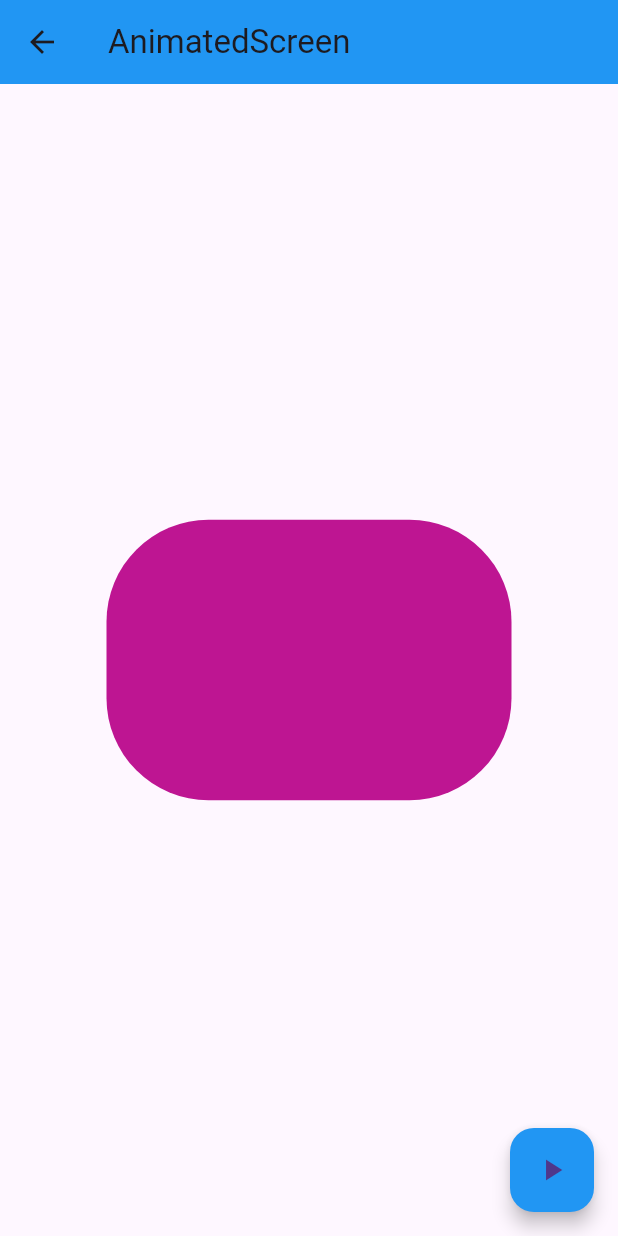
After one commit to Cris2518/fl_components, a Flutter app: the AnimatedScreen screen opened by its route, after a tap on the "play arrow" icon, on a phone screen of 412 x 824 dp. The commit adds this screen. Run offline on Flutter 3.47's test engine with Material 3 defaults, Android fonts, the phone set to English and light mode, and no system bars.

Commit message:
Implementacion de Alertas, Avatar y Animaciones pendientes

```diff
--- a/lib/router/app_routes.dart
+++ b/lib/router/app_routes.dart
@@ -11,7 +11,9 @@ class AppRoutes {
     MenuOption(name: 'List View Tipo 1', route: 'listview1', screen: Listview1Screen(), iconData: Icons.list),
     MenuOption(name: 'List View Tipo 2', route: 'listview2', screen: Listview2Screen(), iconData: Icons.list_alt_outlined),
     MenuOption(name: 'Alertas', route: 'alert', screen: AlertScreen(), iconData: Icons.message),
-    MenuOption(name: 'Tarjetas', route: 'card', screen: CardScreen(), iconData: Icons.add_card)
+    MenuOption(name: 'Tarjetas', route: 'card', screen: CardScreen(), iconData: Icons.add_card),
+    MenuOption(name: 'Avatar', route: 'avatar', screen: AvatarScreen(), iconData: Icons.supervised_user_circle_rounded),
+    MenuOption(name: 'Animated', route: 'animated', screen: AnimatedScreen(), iconData: Icons.animation),
   ];
 
   static Map<String, Widget Function(BuildContext)> getAppRoutes(){
--- /dev/null
+++ b/lib/screens/animated_screen.dart
@@ -0,0 +1,55 @@
+import 'dart:math';
+
+import 'package:flutter/material.dart';
+
+class AnimatedScreen extends StatefulWidget {
+
+  const AnimatedScreen({super.key});
+
+  @override
+  State<AnimatedScreen> createState() => _AnimatedScreenState();
+}
+
+class _AnimatedScreenState extends State<AnimatedScreen> {
+
+  double _width = 50;
+  double _height = 50;
+  Color _color = Colors.blue;
+  BorderRadiusGeometry _borderRadius = BorderRadius.circular(10);
+
+  void changeState() {
+    setState(() {
+
+      Random random = Random();
+
+      _width = random.nextInt(300).toDouble() + 50;
+      _height = random.nextInt(300).toDouble() + 50;
+      _color = Color.fromRGBO(random.nextInt(256), random.nextInt(256), random.nextInt(256), 1);
+      _borderRadius = BorderRadius.circular(random.nextInt(100).toDouble() + 10);
+    });
+  }
+
+  @override
+  Widget build(BuildContext context) {
+    return Scaffold(
+      appBar: AppBar(
+        title: Text('AnimatedScreen'),
+      ),
+      body: Center(
+         child: Container(
+          width: _width,
+          height: _height,
+          decoration: BoxDecoration(
+            borderRadius: _borderRadius,
+            color: _color
+          ),
+         )
+      ),
+      floatingActionButton: FloatingActionButton
+      (
+        child: Icon(Icons.play_arrow),
+        onPressed: () => changeState(),
+      ),
+    );
+  }
+}
--- a/lib/screens/screens.dart
+++ b/lib/screens/screens.dart
@@ -1,6 +1,7 @@
+export 'package:fl_components/screens/avatar_screen.dart';
 export 'package:fl_components/screens/listview2_screen.dart';
 export 'package:fl_components/screens/alert_screen.dart';
 export 'package:fl_components/screens/card_screen.dart';
 export 'package:fl_components/screens/listview1_screen.dart';
-
+export 'package:fl_components/screens/animated_screen.dart';
 export 'package:fl_components/screens/home_screen.dart';
--- a/lib/theme/app_theme.dart
+++ b/lib/theme/app_theme.dart
@@ -12,9 +12,23 @@ class AppTheme {
           color: primary,
           elevation: 0
         ),
+
         textButtonTheme: TextButtonThemeData(
           style: TextButton.styleFrom(foregroundColor: primary),
-        )
+        ),
+
+        floatingActionButtonTheme: FloatingActionButtonThemeData(
+          backgroundColor: primary,
+          elevation: 5
+        ),
+
+        elevatedButtonTheme: ElevatedButtonThemeData(
+          style: ElevatedButton.styleFrom(
+                backgroundColor: primary,
+                foregroundColor: Colors.white,
+                elevation: 5,
+          ),
+        ),
   );
 
   static final ThemeData darkTheme = ThemeData.dark().copyWith(
```
Also changed, not shown: lib/screens/alert_screen.dart (+80 -2 lines), lib/screens/avatar_screen.dart (added, +30 -0 lines), lib/screens/card_screen.dart (+9 -2 lines), lib/widgets/custom_card_type_2.dart (+31 -5 lines).
